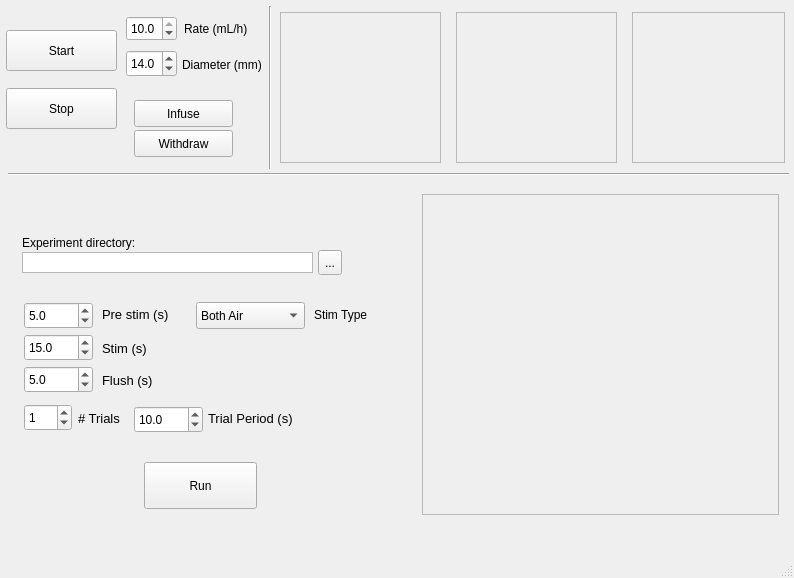
The window that fly_tracker_gui.ui (SashaRayshubskiy/fly_tracker) describes before a commit, drawn with Qt 5.
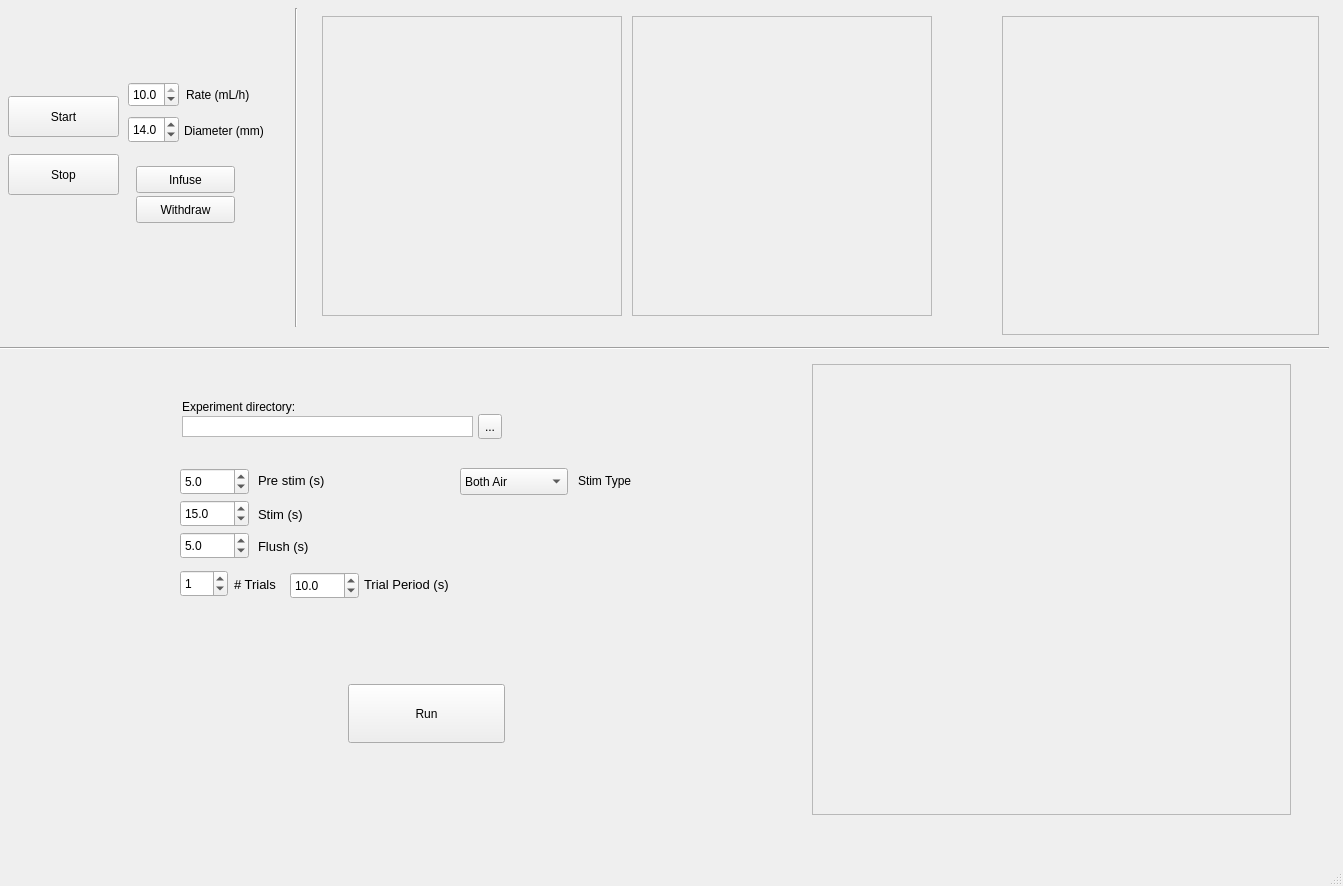
The same window after the commit.

Diff of the .ui file:
```diff
--- a/fly_tracker_gui.ui
+++ b/fly_tracker_gui.ui
@@ -6,14 +6,14 @@
    <rect>
     <x>0</x>
     <y>0</y>
-    <width>794</width>
-    <height>578</height>
+    <width>1343</width>
+    <height>886</height>
    </rect>
   </property>
   <property name="maximumSize">
    <size>
-    <width>800</width>
-    <height>600</height>
+    <width>140000</width>
+    <height>140000</height>
    </size>
   </property>
   <property name="windowTitle">
@@ -23,8 +23,8 @@
    <widget class="QPushButton" name="start_button">
     <property name="geometry">
      <rect>
-      <x>6</x>
-      <y>30</y>
+      <x>8</x>
+      <y>96</y>
       <width>111</width>
       <height>41</height>
      </rect>
@@ -36,8 +36,8 @@
    <widget class="QPushButton" name="stop_button">
     <property name="geometry">
      <rect>
-      <x>6</x>
-      <y>88</y>
+      <x>8</x>
+      <y>154</y>
       <width>111</width>
       <height>41</height>
      </rect>
@@ -52,8 +52,8 @@
    <widget class="QPushButton" name="infuse_button">
     <property name="geometry">
      <rect>
-      <x>134</x>
-      <y>100</y>
+      <x>136</x>
+      <y>166</y>
       <width>99</width>
       <height>27</height>
      </rect>
@@ -65,8 +65,8 @@
    <widget class="QPushButton" name="withdraw_button">
     <property name="geometry">
      <rect>
-      <x>134</x>
-      <y>130</y>
+      <x>136</x>
+      <y>196</y>
       <width>99</width>
       <height>27</height>
      </rect>
@@ -78,10 +78,10 @@
    <widget class="QFrame" name="camera2">
     <property name="geometry">
      <rect>
-      <x>456</x>
-      <y>12</y>
-      <width>161</width>
-      <height>151</height>
+      <x>632</x>
+      <y>16</y>
+      <width>300</width>
+      <height>300</height>
      </rect>
     </property>
     <property name="frameShape">
@@ -94,10 +94,10 @@
    <widget class="QFrame" name="camera1">
     <property name="geometry">
      <rect>
-      <x>280</x>
-      <y>12</y>
-      <width>161</width>
-      <height>151</height>
+      <x>322</x>
+      <y>16</y>
+      <width>300</width>
+      <height>300</height>
      </rect>
     </property>
     <property name="frameShape">
@@ -110,8 +110,8 @@
    <widget class="QDoubleSpinBox" name="rate_box">
     <property name="geometry">
      <rect>
-      <x>126</x>
-      <y>16</y>
+      <x>128</x>
+      <y>82</y>
       <width>51</width>
       <height>25</height>
      </rect>
@@ -143,9 +143,9 @@
    <widget class="QLabel" name="label">
     <property name="geometry">
      <rect>
-      <x>184</x>
-      <y>20</y>
-      <width>69</width>
+      <x>186</x>
+      <y>86</y>
+      <width>93</width>
       <height>17</height>
      </rect>
     </property>
@@ -161,8 +161,8 @@
    <widget class="QDoubleSpinBox" name="diameter_box">
     <property name="geometry">
      <rect>
-      <x>126</x>
-      <y>50</y>
+      <x>128</x>
+      <y>116</y>
       <width>51</width>
       <height>27</height>
      </rect>
@@ -182,9 +182,9 @@
    <widget class="QLabel" name="label_2">
     <property name="geometry">
      <rect>
-      <x>182</x>
-      <y>56</y>
-      <width>91</width>
+      <x>184</x>
+      <y>122</y>
+      <width>97</width>
       <height>17</height>
      </rect>
     </property>
@@ -200,9 +200,9 @@
    <widget class="Line" name="line">
     <property name="geometry">
      <rect>
-      <x>8</x>
-      <y>166</y>
-      <width>781</width>
+      <x>-6</x>
+      <y>340</y>
+      <width>1335</width>
       <height>16</height>
      </rect>
     </property>
@@ -213,10 +213,10 @@
    <widget class="Line" name="line_2">
     <property name="geometry">
      <rect>
-      <x>262</x>
-      <y>6</y>
+      <x>288</x>
+      <y>8</y>
       <width>16</width>
-      <height>163</height>
+      <height>319</height>
      </rect>
     </property>
     <property name="orientation">
@@ -226,10 +226,10 @@
    <widget class="QFrame" name="trial_run">
     <property name="geometry">
      <rect>
-      <x>422</x>
-      <y>194</y>
-      <width>357</width>
-      <height>321</height>
+      <x>812</x>
+      <y>364</y>
+      <width>479</width>
+      <height>451</height>
      </rect>
     </property>
     <property name="frameShape">
@@ -242,10 +242,10 @@
    <widget class="QFrame" name="cummulative_run">
     <property name="geometry">
      <rect>
-      <x>632</x>
-      <y>12</y>
-      <width>153</width>
-      <height>151</height>
+      <x>1002</x>
+      <y>16</y>
+      <width>317</width>
+      <height>319</height>
      </rect>
     </property>
     <property name="frameShape">
@@ -258,10 +258,10 @@
    <widget class="QPushButton" name="run_button">
     <property name="geometry">
      <rect>
-      <x>144</x>
-      <y>462</y>
-      <width>113</width>
-      <height>47</height>
+      <x>348</x>
+      <y>684</y>
+      <width>157</width>
+      <height>59</height>
      </rect>
     </property>
     <property name="text">
@@ -271,8 +271,8 @@
    <widget class="QSpinBox" name="num_trials_box">
     <property name="geometry">
      <rect>
-      <x>24</x>
-      <y>404</y>
+      <x>180</x>
+      <y>570</y>
       <width>48</width>
       <height>27</height>
      </rect>
@@ -284,8 +284,8 @@
    <widget class="QLabel" name="label_3">
     <property name="geometry">
      <rect>
-      <x>78</x>
-      <y>410</y>
+      <x>234</x>
+      <y>576</y>
       <width>51</width>
       <height>17</height>
      </rect>
@@ -302,8 +302,8 @@
    <widget class="QDoubleSpinBox" name="flush_box">
     <property name="geometry">
      <rect>
-      <x>24</x>
-      <y>366</y>
+      <x>180</x>
+      <y>532</y>
       <width>69</width>
       <height>27</height>
      </rect>
@@ -318,8 +318,8 @@
    <widget class="QLabel" name="label_4">
     <property name="geometry">
      <rect>
-      <x>102</x>
-      <y>372</y>
+      <x>258</x>
+      <y>538</y>
       <width>67</width>
       <height>17</height>
      </rect>
@@ -336,8 +336,8 @@
    <widget class="QLabel" name="stim_box_label">
     <property name="geometry">
      <rect>
-      <x>102</x>
-      <y>340</y>
+      <x>258</x>
+      <y>506</y>
       <width>67</width>
       <height>17</height>
      </rect>
@@ -354,8 +354,8 @@
    <widget class="QDoubleSpinBox" name="stim_box">
     <property name="geometry">
      <rect>
-      <x>24</x>
-      <y>334</y>
+      <x>180</x>
+      <y>500</y>
       <width>69</width>
       <height>27</height>
      </rect>
@@ -370,8 +370,8 @@
    <widget class="QDoubleSpinBox" name="pre_stim_box">
     <property name="geometry">
      <rect>
-      <x>24</x>
-      <y>302</y>
+      <x>180</x>
+      <y>468</y>
       <width>69</width>
       <height>27</height>
      </rect>
@@ -386,8 +386,8 @@
    <widget class="QLabel" name="label_6">
     <property name="geometry">
      <rect>
-      <x>102</x>
-      <y>306</y>
+      <x>258</x>
+      <y>472</y>
       <width>85</width>
       <height>17</height>
      </rect>
@@ -404,8 +404,8 @@
    <widget class="QPlainTextEdit" name="experimental_dir_text">
     <property name="geometry">
      <rect>
-      <x>22</x>
-      <y>252</y>
+      <x>182</x>
+      <y>416</y>
       <width>291</width>
       <height>21</height>
      </rect>
@@ -422,8 +422,8 @@
    <widget class="QToolButton" name="choose_dir_button">
     <property name="geometry">
      <rect>
-      <x>318</x>
-      <y>250</y>
+      <x>478</x>
+      <y>414</y>
       <width>24</width>
       <height>25</height>
      </rect>
@@ -441,8 +441,8 @@
    <widget class="QLabel" name="label_7">
     <property name="geometry">
      <rect>
-      <x>22</x>
-      <y>234</y>
+      <x>182</x>
+      <y>398</y>
       <width>159</width>
       <height>17</height>
      </rect>
@@ -454,9 +454,9 @@
    <widget class="QLabel" name="label_8">
     <property name="geometry">
      <rect>
-      <x>208</x>
-      <y>410</y>
-      <width>89</width>
+      <x>364</x>
+      <y>576</y>
+      <width>109</width>
       <height>17</height>
      </rect>
     </property>
@@ -472,8 +472,8 @@
    <widget class="QDoubleSpinBox" name="trial_period_box">
     <property name="geometry">
      <rect>
-      <x>134</x>
-      <y>406</y>
+      <x>290</x>
+      <y>572</y>
       <width>69</width>
       <height>27</height>
      </rect>
@@ -488,9 +488,9 @@
    <widget class="QComboBox" name="stim_type">
     <property name="geometry">
      <rect>
-      <x>196</x>
-      <y>302</y>
-      <width>109</width>
+      <x>460</x>
+      <y>468</y>
+      <width>108</width>
       <height>27</height>
      </rect>
     </property>
@@ -518,9 +518,9 @@
    <widget class="QLabel" name="label_5">
     <property name="geometry">
      <rect>
-      <x>314</x>
-      <y>306</y>
-      <width>67</width>
+      <x>578</x>
+      <y>472</y>
+      <width>66</width>
       <height>17</height>
      </rect>
     </property>
```
Left out of the diff: 3 changed lines with no effect on the pictures.
